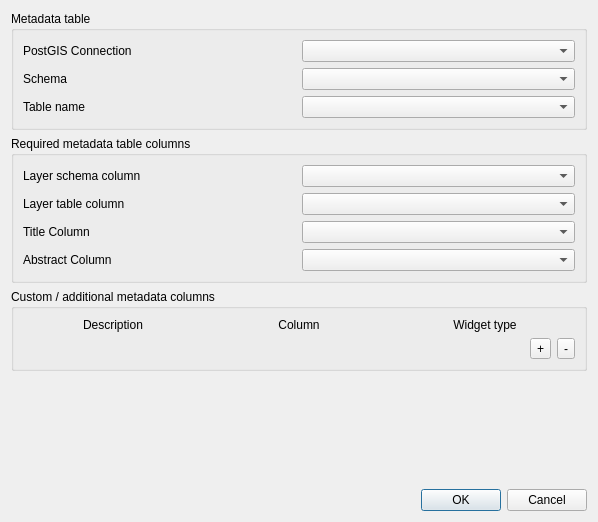
Before: the Qt Designer form GeoCat/ui/config_dialog_base.ui in lutraconsulting/qgis-geocat-plugin, drawn with Qt 5.
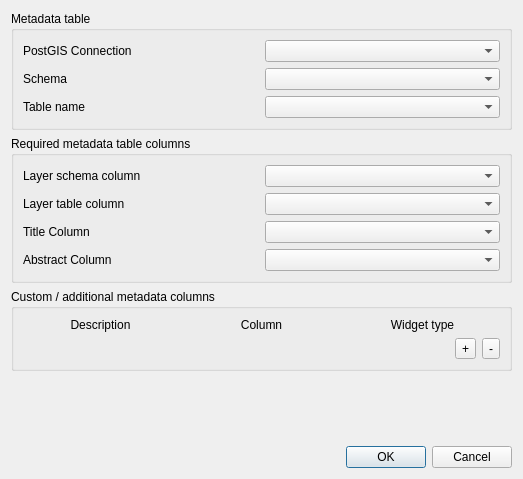
After: the same form once the commit is applied.

Commit message: added exception handling for db query

The edit to the form file:
```diff
--- a/GeoCat/ui/config_dialog_base.ui
+++ b/GeoCat/ui/config_dialog_base.ui
@@ -9,10 +9,22 @@
    <rect>
     <x>0</x>
     <y>0</y>
-    <width>598</width>
-    <height>522</height>
+    <width>523</width>
+    <height>479</height>
    </rect>
   </property>
+  <property name="sizePolicy">
+   <sizepolicy hsizetype="Preferred" vsizetype="Preferred">
+    <horstretch>0</horstretch>
+    <verstretch>0</verstretch>
+   </sizepolicy>
+  </property>
+  <property name="minimumSize">
+   <size>
+    <width>500</width>
+    <height>0</height>
+   </size>
+  </property>
   <property name="windowTitle">
    <string>Layer Metadata Search Configuration</string>
   </property>
@@ -20,29 +32,6 @@
    <bool>false</bool>
   </property>
   <layout class="QGridLayout" name="gridLayout">
-   <item row="11" column="1">
-    <spacer name="verticalSpacer">
-     <property name="orientation">
-      <enum>Qt::Vertical</enum>
-     </property>
-     <property name="sizeHint" stdset="0">
-      <size>
-       <width>20</width>
-       <height>8</height>
-      </size>
-     </property>
-    </spacer>
-   </item>
-   <item row="12" column="0" colspan="2">
-    <widget class="QDialogButtonBox" name="buttonBox">
-     <property name="orientation">
-      <enum>Qt::Horizontal</enum>
-     </property>
-     <property name="standardButtons">
-      <set>QDialogButtonBox::Cancel|QDialogButtonBox::Ok</set>
-     </property>
-    </widget>
-   </item>
    <item row="0" column="0" colspan="2">
     <widget class="QGroupBox" name="groupBox_3">
      <property name="title">
@@ -138,6 +127,16 @@
      </layout>
     </widget>
    </item>
+   <item row="11" column="0" colspan="2">
+    <widget class="QDialogButtonBox" name="buttonBox">
+     <property name="orientation">
+      <enum>Qt::Horizontal</enum>
+     </property>
+     <property name="standardButtons">
+      <set>QDialogButtonBox::Cancel|QDialogButtonBox::Ok</set>
+     </property>
+    </widget>
+   </item>
    <item row="9" column="0" colspan="2">
     <widget class="QGroupBox" name="groupBox_2">
      <property name="title">
@@ -239,6 +238,19 @@
      </layout>
     </widget>
    </item>
+   <item row="10" column="1">
+    <spacer name="verticalSpacer">
+     <property name="orientation">
+      <enum>Qt::Vertical</enum>
+     </property>
+     <property name="sizeHint" stdset="0">
+      <size>
+       <width>20</width>
+       <height>40</height>
+      </size>
+     </property>
+    </spacer>
+   </item>
   </layout>
  </widget>
  <resources/>
```
The commit also changes 2 other files.
